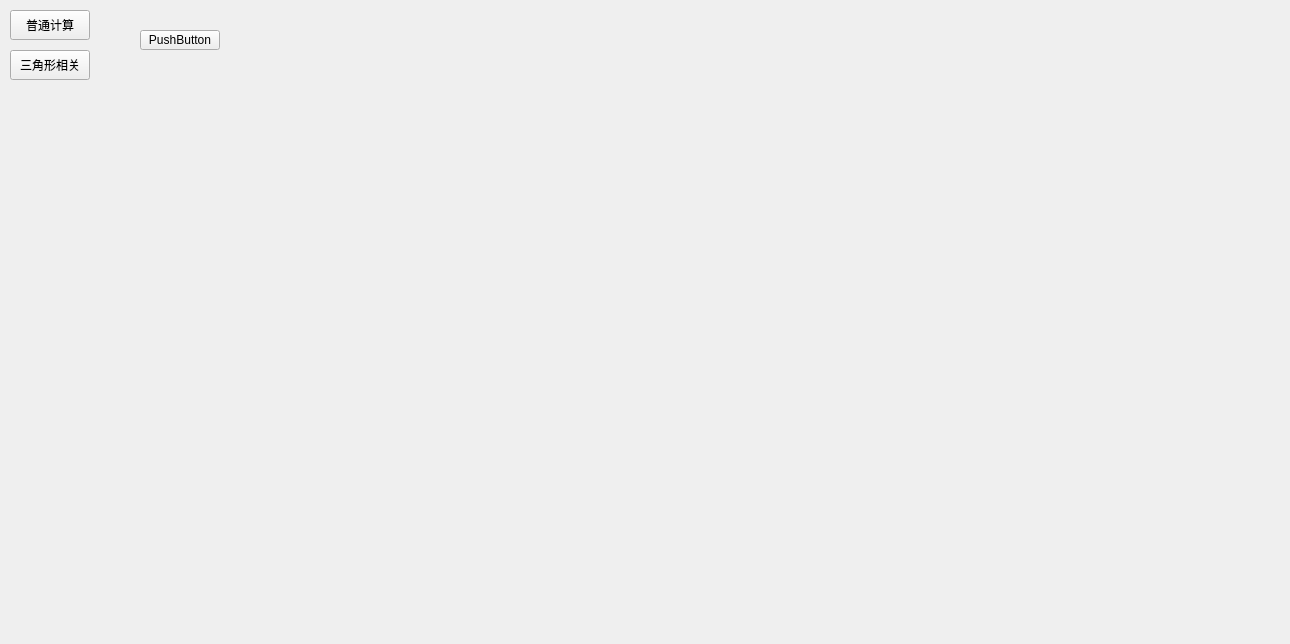
This is widget.ui in treehole-Y/Qhomework as Qt 5 draws it before an edit. The edited form follows.
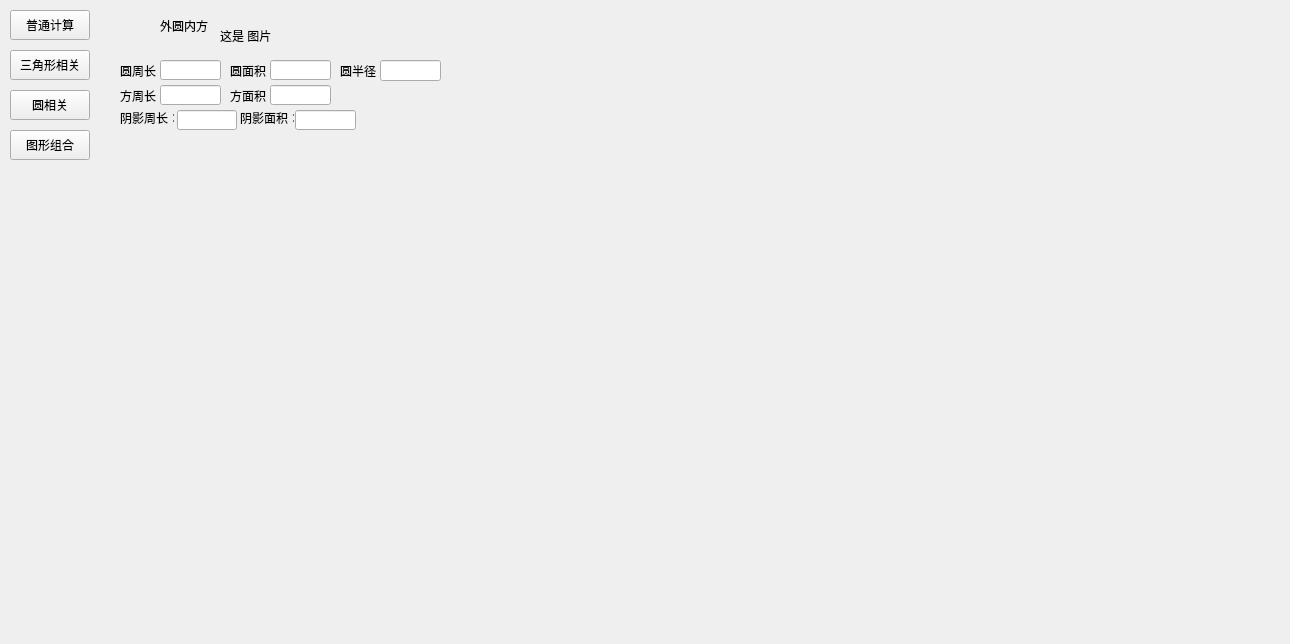
This is the edited form. The open tabs and pages were chosen to show the change.

What changed in the file:
```diff
--- a/widget.ui
+++ b/widget.ui
@@ -16,10 +16,10 @@
   <widget class="QStackedWidget" name="stackedWidget">
    <property name="geometry">
     <rect>
-     <x>120</x>
-     <y>10</y>
-     <width>1161</width>
-     <height>631</height>
+     <x>100</x>
+     <y>0</y>
+     <width>1191</width>
+     <height>641</height>
     </rect>
    </property>
    <widget class="QWidget" name="page_calculate">
@@ -38,6 +38,241 @@
     </widget>
    </widget>
    <widget class="QWidget" name="page_trangle"/>
+   <widget class="QWidget" name="page_circle"/>
+   <widget class="QWidget" name="page_graphic">
+    <widget class="QLabel" name="label">
+     <property name="geometry">
+      <rect>
+       <x>60</x>
+       <y>20</y>
+       <width>54</width>
+       <height>12</height>
+      </rect>
+     </property>
+     <property name="text">
+      <string>外圆内方</string>
+     </property>
+    </widget>
+    <widget class="QLabel" name="label_2">
+     <property name="geometry">
+      <rect>
+       <x>20</x>
+       <y>65</y>
+       <width>54</width>
+       <height>12</height>
+      </rect>
+     </property>
+     <property name="text">
+      <string>圆周长：</string>
+     </property>
+    </widget>
+    <widget class="QLineEdit" name="graphic_lineE_1">
+     <property name="geometry">
+      <rect>
+       <x>60</x>
+       <y>60</y>
+       <width>61</width>
+       <height>20</height>
+      </rect>
+     </property>
+     <property name="font">
+      <font>
+       <family>Arial</family>
+       <pointsize>8</pointsize>
+      </font>
+     </property>
+    </widget>
+    <widget class="QLabel" name="label_3">
+     <property name="geometry">
+      <rect>
+       <x>130</x>
+       <y>65</y>
+       <width>54</width>
+       <height>12</height>
+      </rect>
+     </property>
+     <property name="text">
+      <string>圆面积：</string>
+     </property>
+    </widget>
+    <widget class="QLineEdit" name="graphic_lineE_2">
+     <property name="geometry">
+      <rect>
+       <x>170</x>
+       <y>60</y>
+       <width>61</width>
+       <height>20</height>
+      </rect>
+     </property>
+     <property name="font">
+      <font>
+       <family>Arial</family>
+       <pointsize>8</pointsize>
+      </font>
+     </property>
+    </widget>
+    <widget class="QLabel" name="label_4">
+     <property name="geometry">
+      <rect>
+       <x>20</x>
+       <y>90</y>
+       <width>54</width>
+       <height>12</height>
+      </rect>
+     </property>
+     <property name="text">
+      <string>方周长：</string>
+     </property>
+    </widget>
+    <widget class="QLineEdit" name="graphic_lineE_3">
+     <property name="geometry">
+      <rect>
+       <x>60</x>
+       <y>85</y>
+       <width>61</width>
+       <height>20</height>
+      </rect>
+     </property>
+     <property name="font">
+      <font>
+       <family>Arial</family>
+       <pointsize>8</pointsize>
+      </font>
+     </property>
+    </widget>
+    <widget class="QLabel" name="label_5">
+     <property name="geometry">
+      <rect>
+       <x>130</x>
+       <y>90</y>
+       <width>54</width>
+       <height>12</height>
+      </rect>
+     </property>
+     <property name="text">
+      <string>方面积：</string>
+     </property>
+    </widget>
+    <widget class="QLineEdit" name="graphic_lineE_4">
+     <property name="geometry">
+      <rect>
+       <x>170</x>
+       <y>85</y>
+       <width>61</width>
+       <height>20</height>
+      </rect>
+     </property>
+     <property name="font">
+      <font>
+       <family>Arial</family>
+       <pointsize>8</pointsize>
+      </font>
+     </property>
+    </widget>
+    <widget class="QLabel" name="label_6">
+     <property name="geometry">
+      <rect>
+       <x>20</x>
+       <y>112</y>
+       <width>54</width>
+       <height>12</height>
+      </rect>
+     </property>
+     <property name="text">
+      <string>阴影周长：</string>
+     </property>
+    </widget>
+    <widget class="QLineEdit" name="graphic_lineE_5">
+     <property name="geometry">
+      <rect>
+       <x>77</x>
+       <y>110</y>
+       <width>60</width>
+       <height>20</height>
+      </rect>
+     </property>
+     <property name="font">
+      <font>
+       <family>Arial</family>
+       <pointsize>8</pointsize>
+      </font>
+     </property>
+    </widget>
+    <widget class="QLabel" name="label_7">
+     <property name="geometry">
+      <rect>
+       <x>140</x>
+       <y>112</y>
+       <width>54</width>
+       <height>12</height>
+      </rect>
+     </property>
+     <property name="text">
+      <string>阴影面积：</string>
+     </property>
+    </widget>
+    <widget class="QLineEdit" name="graphic_lineE_6">
+     <property name="geometry">
+      <rect>
+       <x>195</x>
+       <y>110</y>
+       <width>61</width>
+       <height>20</height>
+      </rect>
+     </property>
+     <property name="font">
+      <font>
+       <family>Arial</family>
+       <pointsize>8</pointsize>
+      </font>
+     </property>
+    </widget>
+    <widget class="QLabel" name="label_8">
+     <property name="geometry">
+      <rect>
+       <x>240</x>
+       <y>65</y>
+       <width>54</width>
+       <height>12</height>
+      </rect>
+     </property>
+     <property name="text">
+      <string>圆半径：</string>
+     </property>
+    </widget>
+    <widget class="QLineEdit" name="graphic_lineE_7">
+     <property name="geometry">
+      <rect>
+       <x>280</x>
+       <y>60</y>
+       <width>61</width>
+       <height>21</height>
+      </rect>
+     </property>
+     <property name="font">
+      <font>
+       <family>Arial</family>
+       <pointsize>8</pointsize>
+      </font>
+     </property>
+    </widget>
+    <widget class="QLabel" name="garpaic_image_1">
+     <property name="enabled">
+      <bool>true</bool>
+     </property>
+     <property name="geometry">
+      <rect>
+       <x>120</x>
+       <y>10</y>
+       <width>51</width>
+       <height>51</height>
+      </rect>
+     </property>
+     <property name="text">
+      <string>这是 图片</string>
+     </property>
+    </widget>
+   </widget>
   </widget>
   <widget class="QPushButton" name="btn_calculate">
    <property name="geometry">
@@ -65,6 +300,32 @@
     <string>三角形相关</string>
    </property>
   </widget>
+  <widget class="QPushButton" name="btn_Circle">
+   <property name="geometry">
+    <rect>
+     <x>10</x>
+     <y>90</y>
+     <width>80</width>
+     <height>30</height>
+    </rect>
+   </property>
+   <property name="text">
+    <string>圆相关</string>
+   </property>
+  </widget>
+  <widget class="QPushButton" name="btn_Graphic">
+   <property name="geometry">
+    <rect>
+     <x>10</x>
+     <y>130</y>
+     <width>80</width>
+     <height>30</height>
+    </rect>
+   </property>
+   <property name="text">
+    <string>图形组合</string>
+   </property>
+  </widget>
  </widget>
  <resources/>
  <connections/>
```
